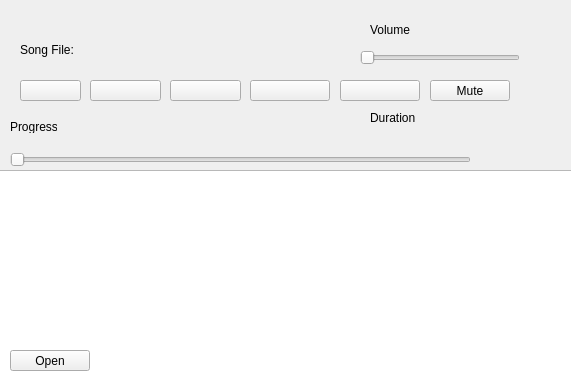
This is MediaPlayer/widget.ui in SHETKIR/qt as Qt 5 draws it before an edit. The edited form follows.
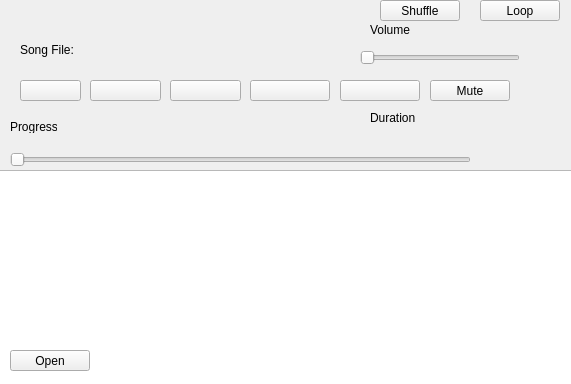
This is the edited form. Icons and pictures are not drawn.

Patch:
```diff
--- a/MediaPlayer/widget.ui
+++ b/MediaPlayer/widget.ui
@@ -217,6 +217,32 @@
     </rect>
    </property>
   </widget>
+  <widget class="QPushButton" name="pushButtonLoop">
+   <property name="geometry">
+    <rect>
+     <x>480</x>
+     <y>0</y>
+     <width>80</width>
+     <height>21</height>
+    </rect>
+   </property>
+   <property name="text">
+    <string>Loop</string>
+   </property>
+  </widget>
+  <widget class="QPushButton" name="pushButtonShuffle">
+   <property name="geometry">
+    <rect>
+     <x>380</x>
+     <y>0</y>
+     <width>80</width>
+     <height>21</height>
+    </rect>
+   </property>
+   <property name="text">
+    <string>Shuffle</string>
+   </property>
+  </widget>
   <zorder>labelFile</zorder>
   <zorder>pushButtonPrev</zorder>
   <zorder>pushButtonPlay</zorder>
```
Left out of the diff: 2 changed lines with no effect on the pictures.
